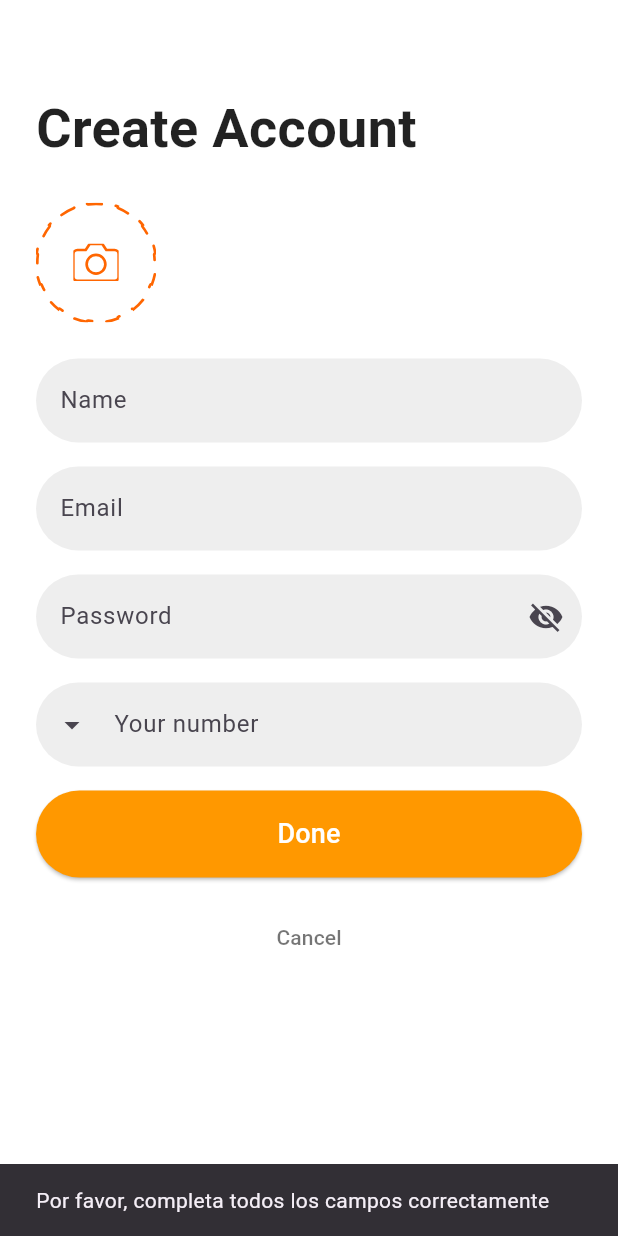
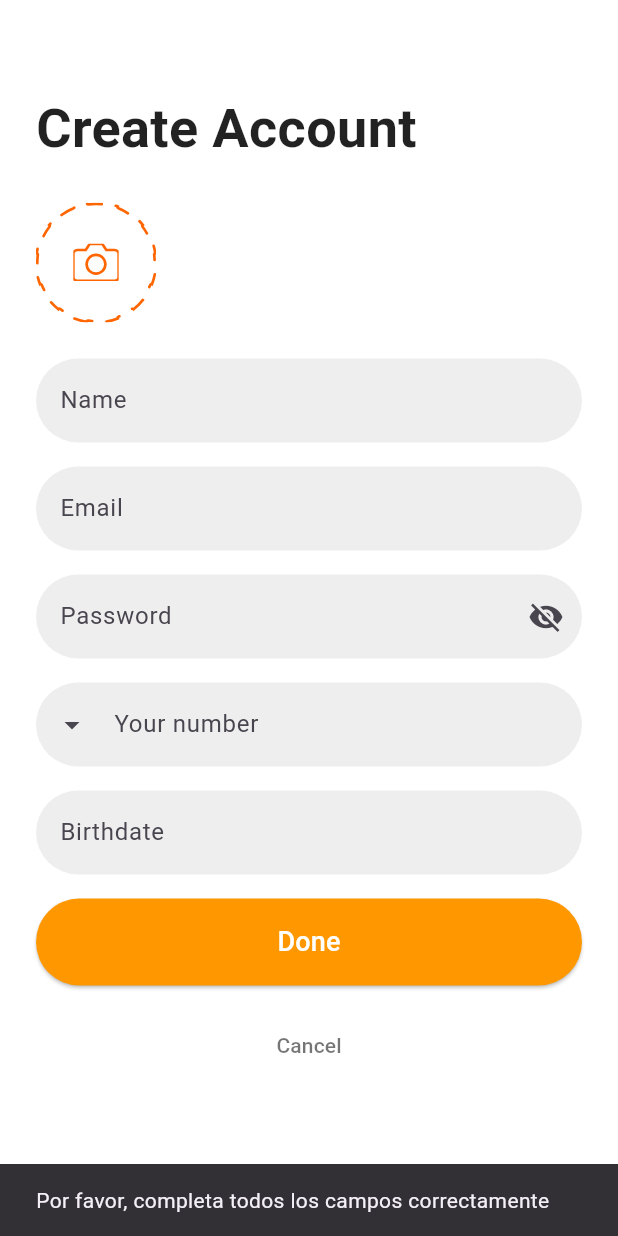
Before and after one commit to diegoe2013/Ecommerce, a Flutter app: the CreateAccount screen opened by its route, after a tap on "Done", on a phone screen of 412 x 824 dp. Run offline on Flutter 3.47's test engine with Material 3 defaults, Android fonts, the phone set to English and light mode, and no system bars; drawn by our look-alikes of flutter_form_builder; our stand-ins replace cloud_firestore, firebase_auth, firebase_core, flutter_rating_bar, flutter_svg, form_builder_validators; accounts and stored records are empty.

```diff
--- a/lib/Views/create_account.dart
+++ b/lib/Views/create_account.dart
@@ -3,6 +3,7 @@ import 'package:flutter_svg/flutter_svg.dart';
 import 'package:flutter_form_builder/flutter_form_builder.dart';
 import 'package:form_builder_validators/form_builder_validators.dart';
 import 'package:untitled/Controllers/auth.dart';
+import 'package:untitled/Controllers/databaseHelper.dart';
 import 'choose_account_type.dart';
 import 'welcome.dart';
 
@@ -141,6 +142,26 @@ class _CreateAccountState extends State<CreateAccount> {
                         errorText: 'El número es obligatorio',
                       ),
                     ),
+                    const SizedBox(height: 16),
+                    FormBuilderDateTimePicker(
+                      name: 'birthDate',
+                      inputType: InputType.date,
+                      decoration: InputDecoration(
+                        hintText: 'Birthdate',
+                        fillColor: Colors.grey[200],
+                        filled: true,
+                        border: OutlineInputBorder(
+                          borderRadius: BorderRadius.circular(30),
+                          borderSide: BorderSide.none,
+                        ),
+                      ),
+                      initialDate: DateTime(2000, 1, 1),
+                      firstDate: DateTime(1900),
+                      lastDate: DateTime.now(),
+                      validator: FormBuilderValidators.required(
+                        errorText: 'La fecha de nacimiento es obligatoria',
+                      ),
+                    ),
                   ],
                 ),
               ),
@@ -174,6 +195,35 @@ class _CreateAccountState extends State<CreateAccount> {
                           ),
                         );
                       } else if (result != null) {
+
+                        final birthDate = formData?['birthDate'];
+
+                        //Datos para fireStore
+
+                        final userData = {
+                          "birthDate": birthDate,
+                          "createdAt": DateTime.now().toIso8601String(),
+                          "updatedAt": DateTime.now().toIso8601String(),
+                          "email": formData?['email'],
+                          "favorites": [],
+                          "id": result,
+                          "name": formData?['name'],
+                          "password": formData?['password'],
+                          "paymentMethods": {},
+                          "phone": formData?['phone'],
+                          "profileImageUrl": "img.png",
+                          "settings": {
+                            "deliveryStatusChange": false,
+                            "newArrivals": false,
+                            "sales": false,
+                          },
+                          "userType": "user",
+                        };
+
+                        // Guardar en Firestore
+                        final dbHelper = DBHelper();
+                        await dbHelper.addData('users', userData);
+
                         Navigator.push(
                           context,
                           MaterialPageRoute(
@@ -181,6 +231,7 @@ class _CreateAccountState extends State<CreateAccount> {
                           ),
                         );
                       }
+
                     } else {
                       ScaffoldMessenger.of(context).showSnackBar(
                         const SnackBar(
```
Also changed, not shown: 1 other file.
